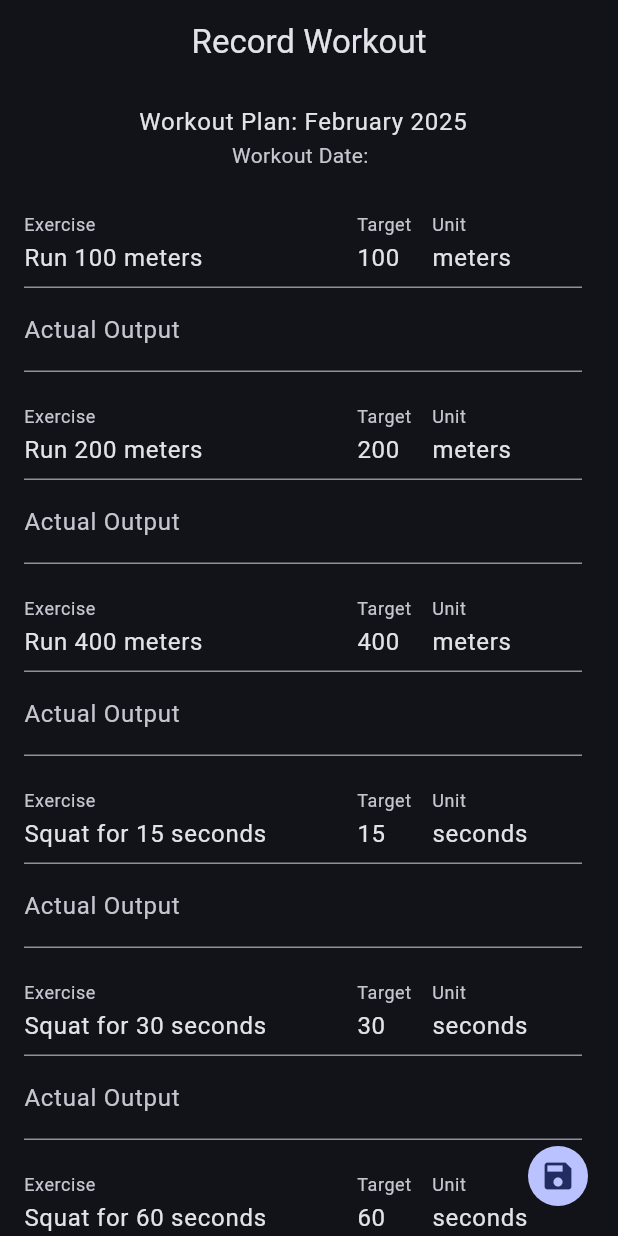
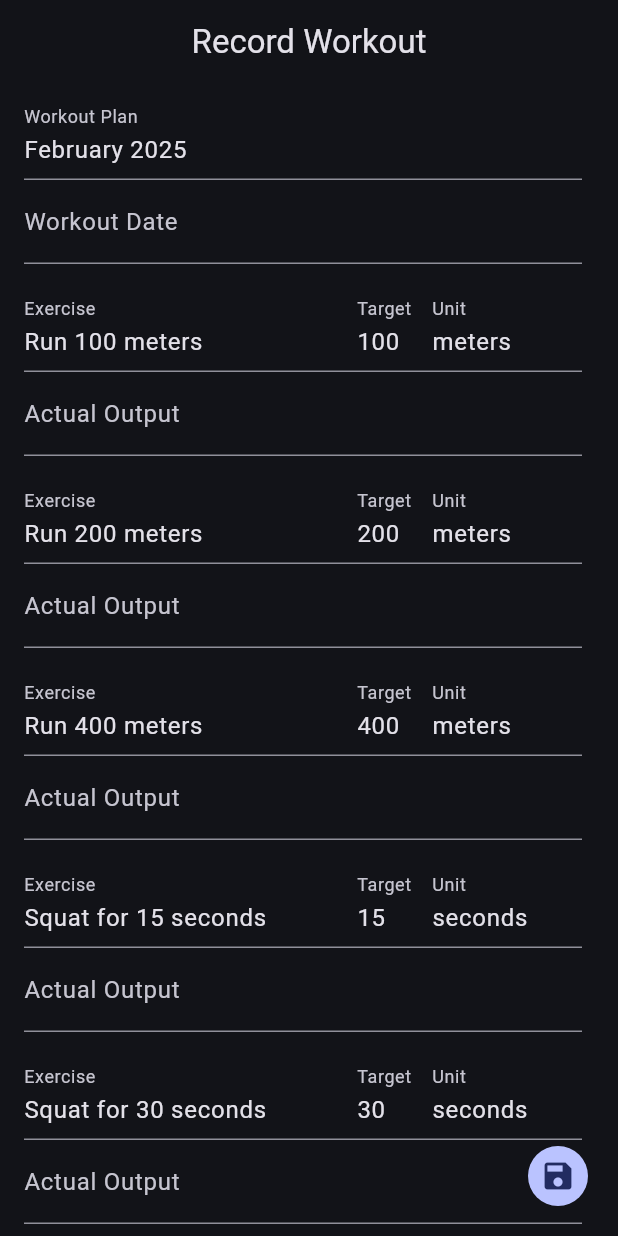
Before and after one commit to ngoantho/flutter-workout-app, a Flutter app: the screen it shows after launch, on a phone screen of 412 x 824 dp. Run offline on Flutter 3.47's test engine with Material 3 defaults, Android fonts, the phone set to English and light mode, and no system bars; missing offline and left inert: date_only.

Commit message:
checkpoint: access matching output

```diff
--- a/lib/main.dart
+++ b/lib/main.dart
@@ -1,6 +1,6 @@
 import 'package:flutter/material.dart';
 import 'package:homework/examples/sample_workout_plan.dart';
-import 'package:homework/pages/workout_recording_page.dart';
+import 'package:homework/pages/workout_recording/workout_recording_page.dart';
 
 void main() {
   runApp(const MyApp());
--- /dev/null
+++ b/lib/mixins/readonly_textfield.dart
@@ -0,0 +1,19 @@
+import 'package:flutter/material.dart';
+
+class DisabledFocusNode extends FocusNode {
+  @override
+  bool get hasFocus => false;
+}
+
+mixin ReadonlyTextFieldMixin {
+  TextFormField readOnlyTextField({
+    required String labelText,
+    required String value,
+  }) {
+    return TextFormField(
+      decoration: InputDecoration(labelText: labelText),
+      initialValue: value,
+      focusNode: DisabledFocusNode(),
+    );
+  }
+}
--- a/lib/models/exercise_result_controller.dart
+++ b/lib/models/exercise_result_controller.dart
@@ -1,10 +1,17 @@
 import 'package:flutter/material.dart';
 import 'package:homework/models/exercise_result.dart';
 import 'package:homework/models/exercise.dart';
+import 'package:homework/models/output.dart';
 
 class ExerciseResultController {
   Exercise exercise;
   TextEditingController actualOutputController;
 
   ExerciseResultController({required this.exercise, required this.actualOutputController});
+
+  ExerciseResult toExerciseResult() {
+    return ExerciseResult(exercise: exercise, actualOutput: actualOutputController.text.toOutput());
+  }
+
+  Output get actualOutput => actualOutputController.text.toOutput();
 }
--- a/lib/models/output.dart
+++ b/lib/models/output.dart
@@ -12,3 +12,9 @@ class Output {
     return value.toString();
   }
 }
+
+extension StringToOutput on String {
+  Output toOutput() {
+    return Output(int.parse(this));
+  }
+}
--- /dev/null
+++ b/lib/pages/workout_recording/workout_recording.dart
@@ -0,0 +1,42 @@
+import 'package:flutter/material.dart';
+import 'package:homework/mixins/readonly_textfield.dart';
+import 'package:homework/models/exercise.dart';
+import 'package:homework/pages/workout_recording/workout_recording_input.dart';
+
+class WorkoutRecording extends StatefulWidget {
+  final Exercise exercise;
+  final TextEditingController actualOutputController;
+
+  const WorkoutRecording(this.exercise, this.actualOutputController,
+      {super.key});
+
+  @override
+  State<WorkoutRecording> createState() => _WorkoutRecordingState();
+}
+
+class _WorkoutRecordingState extends State<WorkoutRecording>
+    with ReadonlyTextFieldMixin {
+  @override
+  Widget build(BuildContext context) {
+    return ListTile(
+        title: Row(
+          children: [
+            Expanded(
+                child: readOnlyTextField(
+                    labelText: 'Exercise', value: widget.exercise.name)),
+            SizedBox(
+                width: 50,
+                child: readOnlyTextField(
+                    labelText: 'Target',
+                    value: widget.exercise.targetOutput.toString())),
+            SizedBox(
+                width: 100,
+                child: readOnlyTextField(
+                    labelText: 'Unit',
+                    value: widget.exercise.measurementUnit.name))
+          ],
+        ),
+        subtitle: WorkoutRecordingInput(
+            widget.actualOutputController, widget.exercise.measurementUnit));
+  }
+}
--- /dev/null
+++ b/lib/pages/workout_recording/workout_recording_input.dart
@@ -0,0 +1,37 @@
+import 'package:flutter/material.dart';
+import 'package:homework/models/measurement_unit.dart';
+
+class WorkoutRecordingInput extends StatefulWidget {
+  final TextEditingController actualOutputController;
+  final MeasurementUnit unit;
+
+  const WorkoutRecordingInput(this.actualOutputController, this.unit, {super.key});
+
+  @override
+  State<WorkoutRecordingInput> createState() => _WorkoutRecordingInputState();
+}
+
+class _WorkoutRecordingInputState extends State<WorkoutRecordingInput> {
+  @override
+  Widget build(BuildContext context) {
+    return Row(
+          children: [
+            Expanded(
+                child: TextFormField(
+                    controller: widget.actualOutputController,
+                    keyboardType: TextInputType.number,
+                    decoration: InputDecoration(labelText: 'Actual Output'),
+                    validator: validateOutput)),
+          ],
+        );
+  }
+
+  String? validateOutput(String? input) {
+    if (input == null || input.isEmpty) {
+      return 'Enter an output ≥ 0';
+    } else if (int.parse(input) < 0) {
+      return 'Output must be ≥ 0';
+    }
+    return null;
+  }
+}
--- /dev/null
+++ b/lib/pages/workout_recording/workout_recording_page.dart
@@ -0,0 +1,67 @@
+import 'package:date_only/date_only.dart';
+import 'package:flutter/material.dart';
+import 'package:homework/mixins/readonly_textfield.dart';
+import 'package:homework/models/exercise_result_controller.dart';
+import 'package:homework/models/workout_plan.dart';
+import 'package:homework/pages/workout_recording/workout_recording.dart';
+import 'package:homework/widgets/common_scaffold.dart';
+
+class WorkoutRecordingPage extends StatefulWidget {
+  final WorkoutPlan workoutPlan;
+
+  const WorkoutRecordingPage(this.workoutPlan, {super.key});
+
+  @override
+  State<WorkoutRecordingPage> createState() => _WorkoutRecordingPageState();
+}
+
+class _WorkoutRecordingPageState extends State<WorkoutRecordingPage> with ReadonlyTextFieldMixin {
+  final _formKey = GlobalKey<FormState>();
+  final _workoutDate = DateOnly.today();
+  late List<ExerciseResultController> _exerciseResultControllers;
+
+  void onSave() {
+    if (!_formKey.currentState!.validate()) {
+      return;
+    }
+
+    for (var composite in _exerciseResultControllers) {
+      debugPrint(
+          'Exercise: ${composite.exercise.name}, output: ${composite.actualOutput.toString()}');
+    }
+  }
+
+  @override
+  void initState() {
+    super.initState();
+    _exerciseResultControllers = widget.workoutPlan.exercises
+        .map((exercise) => ExerciseResultController(
+            exercise: exercise,
+            actualOutputController: TextEditingController()))
+        .toList();
+  }
+
+  @override
+  Widget build(BuildContext context) {
+    return Form(
+        key: _formKey,
+        autovalidateMode: AutovalidateMode.onUserInteraction,
+        child: CommonScaffold(
+            title: 'Record Workout',
+            floatingActionButton:
+                IconButton.filled(onPressed: onSave, icon: Icon(Icons.save)),
+            content: Column(children: [
+              ListTile(
+                title: readOnlyTextField(labelText: 'Workout Plan', value: widget.workoutPlan.name),
+                subtitle: readOnlyTextField(labelText: 'Workout Date', value: _workoutDate.toString()),
+              ),
+              Expanded(
+                  child: ListView.builder(
+                      itemBuilder: (context, index) => WorkoutRecording(
+                          _exerciseResultControllers[index].exercise,
+                          _exerciseResultControllers[index]
+                              .actualOutputController),
+                      itemCount: _exerciseResultControllers.length))
+            ])));
+  }
+}
--- a/lib/pages/workout_recording_page.dart
+++ /dev/null
@@ -1,121 +0,0 @@
-import 'package:date_only/date_only.dart';
-import 'package:flutter/material.dart';
-import 'package:homework/models/exercise.dart';
-import 'package:homework/models/exercise_result_controller.dart';
-import 'package:homework/models/workout_plan.dart';
-import 'package:homework/widgets/center_text.dart';
-import 'package:homework/widgets/common_scaffold.dart';
-
-class WorkoutRecordingPage extends StatefulWidget {
-  final WorkoutPlan workoutPlan;
-
-  const WorkoutRecordingPage(this.workoutPlan, {super.key});
-
-  @override
-  State<WorkoutRecordingPage> createState() => _WorkoutRecordingPageState();
-}
-
-class _WorkoutRecordingPageState extends State<WorkoutRecordingPage> {
-  final _formKey = GlobalKey<FormState>();
-  final _workoutDate = DateOnly.today();
-  late List<ExerciseResultController> _exerciseResultControllers;
-
-  void onSave() {
-    if (!_formKey.currentState!.validate()) {
-      return;
-    }
-  }
-
-  @override
-  void initState() {
-    super.initState();
-    _exerciseResultControllers = widget.workoutPlan.exercises
-        .map((exercise) => ExerciseResultController(
-            exercise: exercise,
-            actualOutputController: TextEditingController()))
-        .toList();
-  }
-
-  @override
-  Widget build(BuildContext context) {
-    return Form(
-        key: _formKey,
-        autovalidateMode: AutovalidateMode.onUserInteraction,
-        child: CommonScaffold(
-            title: 'Record Workout',
-            floatingActionButton:
-                IconButton.filled(onPressed: onSave, icon: Icon(Icons.save)),
-            content: Column(children: [
-              ListTile(
-                title: CenterText('Workout Plan: ${widget.workoutPlan.name}'),
-                subtitle: CenterText('Workout Date: $_workoutDate'),
-              ),
-              Expanded(
-                  child: ListView.builder(
-                      itemBuilder: (context, index) => _WorkoutRecording(
-                          _exerciseResultControllers[index].exercise,
-                          _exerciseResultControllers[index]
-                              .actualOutputController),
-                      itemCount: _exerciseResultControllers.length))
-            ])));
-  }
-}
-
-class _WorkoutRecording extends StatefulWidget {
-  final Exercise exercise;
-  final TextEditingController actualOutputController;
-
-  const _WorkoutRecording(this.exercise, this.actualOutputController);
-
-  @override
-  State<_WorkoutRecording> createState() => _WorkoutRecordingState();
-}
-
-class _WorkoutRecordingState extends State<_WorkoutRecording> {
-  @override
-  Widget build(BuildContext context) {
-    return ListTile(
-        title: Row(
-          children: [
-            Expanded(
-                child: TextFormField(
-              decoration: InputDecoration(labelText: 'Exercise'),
-              initialValue: widget.exercise.name,
-              readOnly: true,
-            )),
-            SizedBox(
-                width: 50,
-                child: TextFormField(
-                    decoration: InputDecoration(labelText: 'Target'),
-                    initialValue: widget.exercise.targetOutput.toString(),
-                    readOnly: true)),
-            SizedBox(
-                width: 100,
-                child: TextFormField(
-                  decoration: InputDecoration(labelText: 'Unit'),
-                  initialValue: widget.exercise.measurementUnit.name,
-                  readOnly: true,
-                )),
-          ],
-        ),
-        subtitle: Row(
-          children: [
-            Expanded(
-                child: TextFormField(
-                    controller: widget.actualOutputController,
-                    keyboardType: TextInputType.number,
-                    decoration: InputDecoration(labelText: 'Actual Output'),
-                    validator: validateOutput)),
-          ],
-        ));
-  }
-
-  String? validateOutput(String? input) {
-    if (input == null || input.isEmpty) {
-      return 'Enter an output ≥ 0';
-    } else if (int.parse(input) < 0) {
-      return 'Output must be ≥ 0';
-    }
-    return null;
-  }
-}
```
